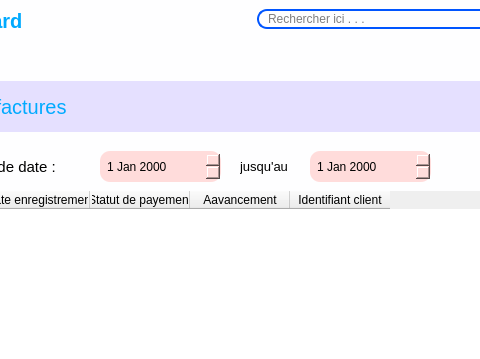
The window that views/main_window.ui (ninohantonio/Store-Management) describes before a commit, drawn with Qt 5; both pictures show x 335 to 815 and y 0 to 359 of the 1367 by 701 pixel window.
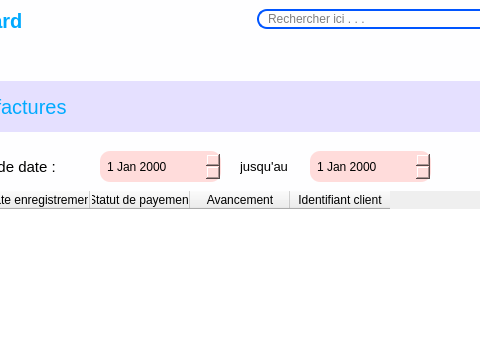
The same window after the commit. The open tabs and pages were chosen to show the change. Icons and pictures are not drawn. Custom widgets are drawn as their Qt base class.

```diff
--- a/views/main_window.ui
+++ b/views/main_window.ui
@@ -1313,6 +1313,9 @@
               <property name="editTriggers">
                <set>QAbstractItemView::EditTrigger::AnyKeyPressed|QAbstractItemView::EditTrigger::EditKeyPressed</set>
               </property>
+              <property name="alternatingRowColors">
+               <bool>true</bool>
+              </property>
               <column>
                <property name="text">
                 <string>Numero de facture</string>
@@ -1330,7 +1333,7 @@
               </column>
               <column>
                <property name="text">
-                <string>Aavancement</string>
+                <string>Avancement</string>
                </property>
               </column>
               <column>
```
Left out of the diff: 10 changed lines with no effect on the pictures.
